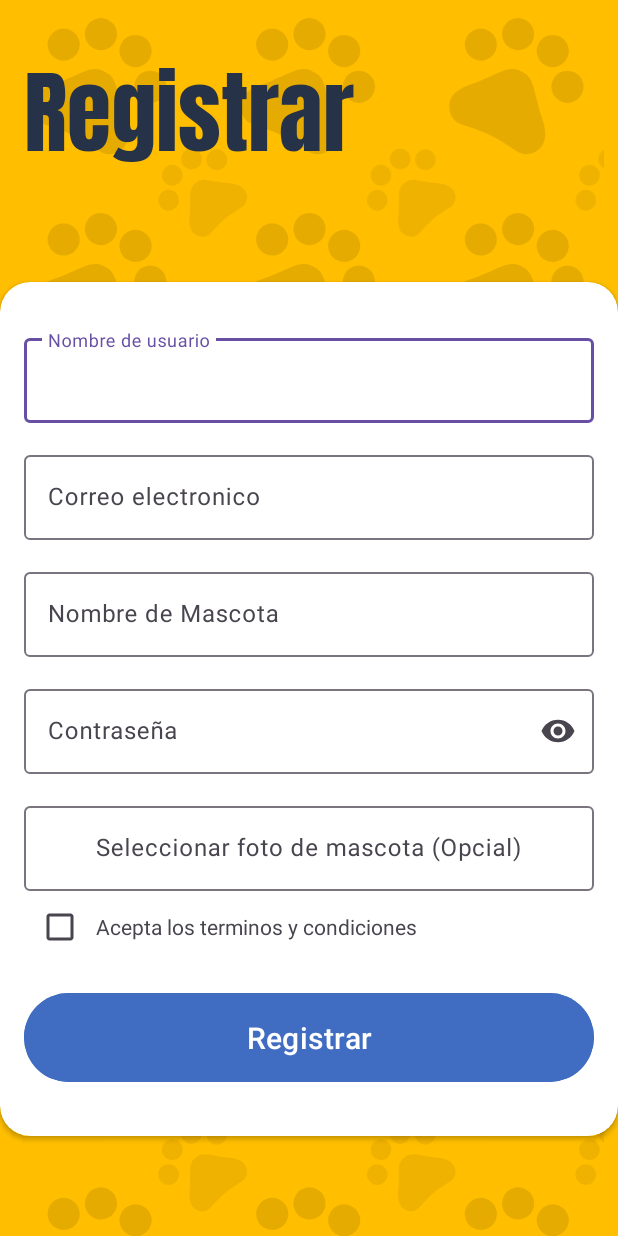
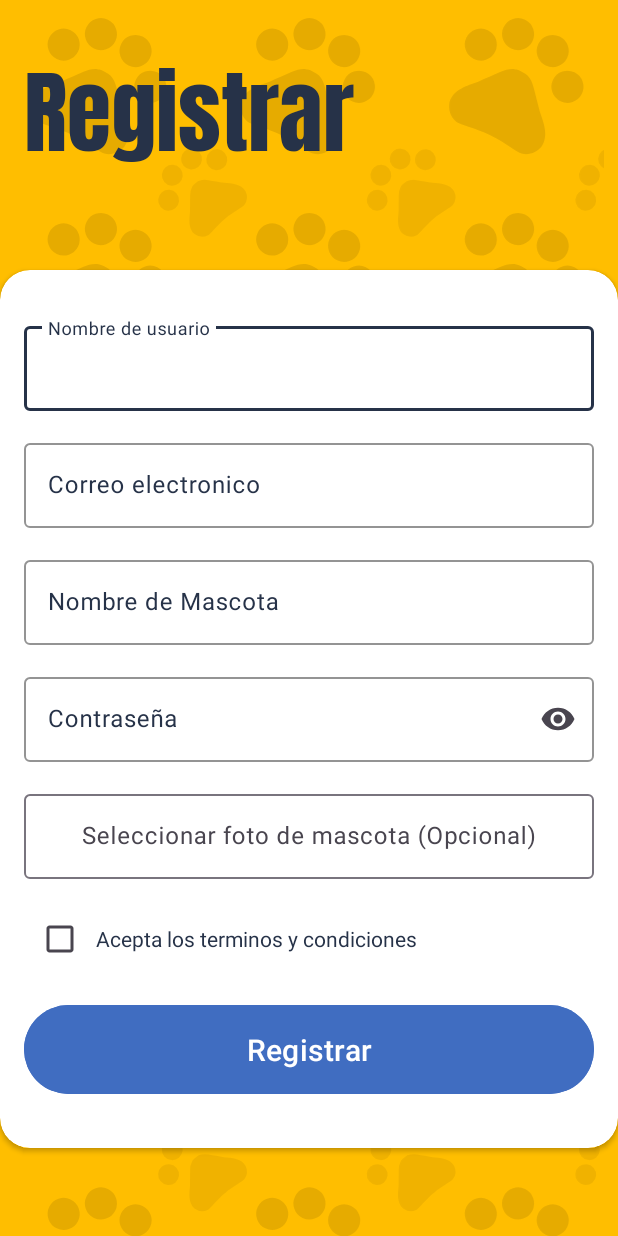
Before and after one commit to JeanPaulLQ/PaseoSeguro, an Android app: the screen it shows after launch (RegisterActivity), after a tap on "Crea una", on a phone screen of 412 x 824 dp. Run offline under Robolectric (Android 15) with nearby library versions, the phone set to English and light mode, and no system bars.

```diff
--- a/app/src/main/AndroidManifest.xml
+++ b/app/src/main/AndroidManifest.xml
@@ -13,6 +13,9 @@
         android:theme="@style/Theme.PaseoSeguro"
         tools:targetApi="31">
         <activity
+            android:name=".BottomBarActivity"
+            android:exported="false" />
+        <activity
             android:name=".RegisterActivity"
             android:exported="false" />
         <activity
--- a/app/src/main/java/com/someware/paseoseguro/MainActivity.java
+++ b/app/src/main/java/com/someware/paseoseguro/MainActivity.java
@@ -15,6 +15,7 @@ public class MainActivity extends AppCompatActivity {
     TextView tvCreateAccount,tvForgotPass;
     EditText email,pass;
     Button btnLogin;
+    private String strEmail,password;
     Intent intent;
     @Override
     protected void onCreate(Bundle savedInstanceState) {
@@ -30,5 +31,13 @@ public class MainActivity extends AppCompatActivity {
             intent = new Intent(MainActivity.this, RegisterActivity.class);
             startActivity(intent);
         });
+        btnLogin = binding.btnLogin;
+        btnLogin.setOnClickListener(v->{
+            intent = new Intent(MainActivity.this, BottomBarActivity.class);
+            startActivity(intent);
+        });
+    }
+    private void login(){
+
     }
 }
--- /dev/null
+++ b/app/src/main/res/drawable/ic_notification.xml
@@ -0,0 +1,5 @@
+<vector android:height="24dp" android:tint="#FFFFFF"
+    android:viewportHeight="24" android:viewportWidth="24"
+    android:width="24dp" xmlns:android="http://schemas.android.com/apk/res/android">
+    <path android:fillColor="@android:color/white" android:pathData="M12,22c1.1,0 2,-0.9 2,-2h-4c0,1.1 0.89,2 2,2zM18,16v-5c0,-3.07 -1.64,-5.64 -4.5,-6.32L13.5,4c0,-0.83 -0.67,-1.5 -1.5,-1.5s-1.5,0.67 -1.5,1.5v0.68C7.63,5.36 6,7.92 6,11v5l-2,2v1h16v-1l-2,-2z"/>
+</vector>
--- /dev/null
+++ b/app/src/main/res/drawable/ic_person.xml
@@ -0,0 +1,5 @@
+<vector android:height="24dp" android:tint="#FFFFFF"
+    android:viewportHeight="24" android:viewportWidth="24"
+    android:width="24dp" xmlns:android="http://schemas.android.com/apk/res/android">
+    <path android:fillColor="@android:color/white" android:pathData="M12,12c2.21,0 4,-1.79 4,-4s-1.79,-4 -4,-4 -4,1.79 -4,4 1.79,4 4,4zM12,14c-2.67,0 -8,1.34 -8,4v2h16v-2c0,-2.66 -5.33,-4 -8,-4z"/>
+</vector>
--- a/app/src/main/res/layout/activity_main.xml
+++ b/app/src/main/res/layout/activity_main.xml
@@ -58,8 +58,8 @@
         android:padding="0dp"
         android:textColorHint="@color/principal_color"
         app:boxStrokeColor="@color/principal_color"
+        app:hintTextColor="@color/principal_color"
         app:endIconMode="clear_text"
-        app:hintTextColor="@color/principal_color"
         app:layout_constraintTop_toBottomOf="@id/et_email">
 
         <com.google.android.material.textfield.TextInputEditText
--- a/app/src/main/res/layout/activity_register.xml
+++ b/app/src/main/res/layout/activity_register.xml
@@ -6,11 +6,13 @@
     android:layout_height="match_parent"
     android:background="@color/background_color"
     tools:context=".RegisterActivity">
+
     <ImageView
         android:layout_width="match_parent"
         android:layout_height="match_parent"
         android:contentDescription="this is a background patron"
-        android:src="@drawable/back_patron"/>
+        android:src="@drawable/back_patron" />
+
     <TextView
         android:id="@+id/title_register"
         android:layout_width="wrap_content"
@@ -25,9 +27,9 @@
 
     <androidx.cardview.widget.CardView
         android:layout_width="match_parent"
-        app:cardBackgroundColor="@color/white"
         android:layout_height="wrap_content"
         android:background="@color/white"
+        app:cardBackgroundColor="@color/white"
         app:cardCornerRadius="20dp"
         app:layout_constraintBottom_toBottomOf="parent"
         app:layout_constraintStart_toStartOf="parent"
@@ -35,21 +37,25 @@
 
         <LinearLayout
             android:id="@+id/linear1"
-            android:paddingVertical="32dp"
             android:layout_width="match_parent"
             android:layout_height="wrap_content"
-            android:orientation="vertical">
+            android:orientation="vertical"
+            android:paddingVertical="32dp">
 
             <com.google.android.material.textfield.TextInputLayout
                 android:layout_width="match_parent"
                 android:layout_height="wrap_content"
                 android:layout_marginHorizontal="16dp"
-                android:hint="Nombre de usuario">
+                android:hint="Nombre de usuario"
+                android:textColorHint="@color/principal_color"
+                app:boxStrokeColor="@color/principal_color"
+                app:hintTextColor="@color/principal_color">
 
                 <com.google.android.material.textfield.TextInputEditText
                     android:layout_width="match_parent"
                     android:layout_height="wrap_content"
-                    android:inputType="text" />
+                    android:inputType="text"
+                    android:textColor="@color/principal_color" />
             </com.google.android.material.textfield.TextInputLayout>
 
             <com.google.android.material.textfield.TextInputLayout
@@ -57,12 +63,16 @@
                 android:layout_height="wrap_content"
                 android:layout_marginHorizontal="16dp"
                 android:layout_marginTop="16dp"
-                android:hint="Correo electronico">
+                android:hint="Correo electronico"
+                android:textColorHint="@color/principal_color"
+                app:boxStrokeColor="@color/principal_color"
+                app:hintTextColor="@color/principal_color">
 
                 <com.google.android.material.textfield.TextInputEditText
                     android:layout_width="match_parent"
                     android:layout_height="wrap_content"
-                    android:inputType="textEmailAddress" />
+                    android:inputType="textEmailAddress"
+                    android:textColor="@color/principal_color" />
             </com.google.android.material.textfield.TextInputLayout>
 
             <com.google.android.material.textfield.TextInputLayout
@@ -70,12 +80,16 @@
                 android:layout_height="wrap_content"
                 android:layout_marginHorizontal="16dp"
                 android:layout_marginTop="16dp"
-                android:hint="Nombre de Mascota">
+                android:hint="Nombre de Mascota"
+                android:textColorHint="@color/principal_color"
+                app:boxStrokeColor="@color/principal_color"
+                app:hintTextColor="@color/principal_color">
 
                 <com.google.android.material.textfield.TextInputEditText
                     android:layout_width="match_parent"
                     android:layout_height="wrap_content"
-                    android:inputType="textCapWords" />
+                    android:inputType="textCapWords"
+                    android:textColor="@color/principal_color" />
             </com.google.android.material.textfield.TextInputLayout>
 
             <com.google.android.material.textfield.TextInputLayout
@@ -84,12 +98,16 @@
                 android:layout_marginHorizontal="16dp"
                 android:layout_marginTop="16dp"
                 android:hint="Contraseña"
-                app:endIconMode="password_toggle">
+                android:textColorHint="@color/principal_color"
+                app:boxStrokeColor="@color/principal_color"
+                app:endIconMode="password_toggle"
+                app:hintTextColor="@color/principal_color">
 
                 <com.google.android.material.textfield.TextInputEditText
                     android:layout_width="match_parent"
                     android:layout_height="wrap_content"
-                    android:inputType="textPassword" />
+                    android:inputType="textPassword"
+                    android:textColor="@color/principal_color" />
             </com.google.android.material.textfield.TextInputLayout>
 
             <com.google.android.material.textfield.TextInputLayout
@@ -97,7 +115,7 @@
                 android:layout_height="wrap_content"
                 android:layout_marginHorizontal="16dp"
                 android:layout_marginTop="16dp"
-                android:hint="Seleccionar foto de mascota (Opcial)">
+                android:hint="Seleccionar foto de mascota (Opcional)">
 
                 <com.google.android.material.textfield.TextInputEditText
                     android:layout_width="match_parent"
@@ -109,6 +127,7 @@
                 android:layout_width="match_parent"
                 android:layout_height="wrap_content"
                 android:layout_marginStart="16dp"
+                android:layout_marginTop="16dp"
                 android:orientation="horizontal">
 
                 <CheckBox
@@ -118,6 +137,7 @@
                 <TextView
                     android:layout_width="wrap_content"
                     android:layout_height="wrap_content"
+                    android:textColor="@color/principal_color"
                     android:text="Acepta los terminos y condiciones" />
             </LinearLayout>
 
@@ -126,10 +146,10 @@
                 android:layout_height="wrap_content"
                 android:layout_marginHorizontal="16dp"
                 android:layout_marginTop="16dp"
-                android:textColor="@color/white"
                 android:backgroundTint="@color/buttons_color"
                 android:paddingVertical="16dp"
                 android:text="Registrar"
+                android:textColor="@color/white"
                 android:textSize="@dimen/min_size" />
         </LinearLayout>
     </androidx.cardview.widget.CardView>
--- a/app/src/main/res/values-night/themes.xml
+++ b/app/src/main/res/values-night/themes.xml
@@ -2,6 +2,7 @@
     <!-- Base application theme. -->
     <style name="Base.Theme.PaseoSeguro" parent="Theme.Material3.DayNight.NoActionBar">
         <!-- Customize your dark theme here. -->
+        <item name="android:statusBarColor">@color/principal_color</item>
         <!-- <item name="colorPrimary">@color/my_dark_primary</item> -->
     </style>
 </resources>
--- a/app/src/main/res/values/themes.xml
+++ b/app/src/main/res/values/themes.xml
@@ -2,7 +2,8 @@
     <!-- Base application theme. -->
     <style name="Base.Theme.PaseoSeguro" parent="Theme.Material3.DayNight.NoActionBar">
         <!-- Customize your light theme here. -->
-        <!-- <item name="colorPrimary">@color/my_light_primary</item> -->
+        <item name="colorPrimary">@color/principal_color</item>
+        <item name="android:statusBarColor">@color/principal_color</item>
     </style>
 
     <style name="Theme.PaseoSeguro" parent="Base.Theme.PaseoSeguro" />
--- a/gradle/libs.versions.toml
+++ b/gradle/libs.versions.toml
@@ -1,5 +1,5 @@
 [versions]
-agp = "8.2.0-alpha15"
+agp = "8.2.0-alpha16"
 junit = "4.13.2"
 androidx-test-ext-junit = "1.1.5"
 espresso-core = "3.5.1"
```
Also changed, not shown: app/src/main/java/com/someware/paseoseguro/BottomBarActivity.java (added, +14 -0 lines), app/src/main/res/drawable/ic_pet.xml (added, +9 -0 lines), app/src/main/res/layout/activity_bottom_bar.xml (added, +22 -0 lines), app/src/main/res/menu/main_menu.xml (added, +18 -0 lines).
